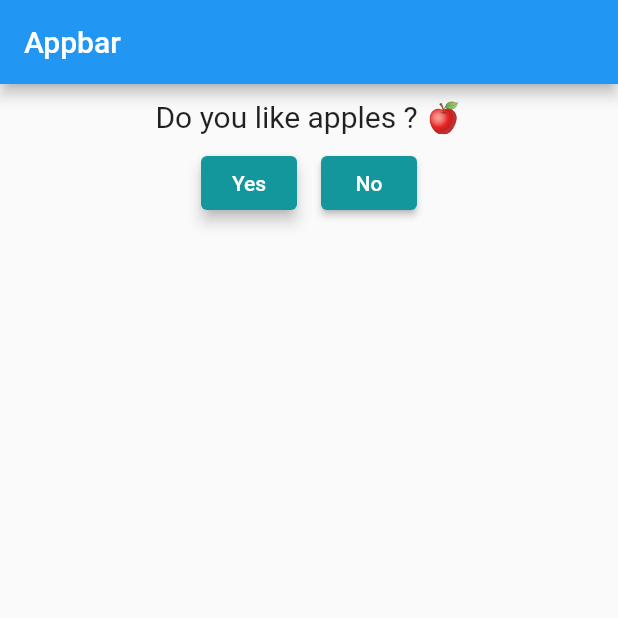
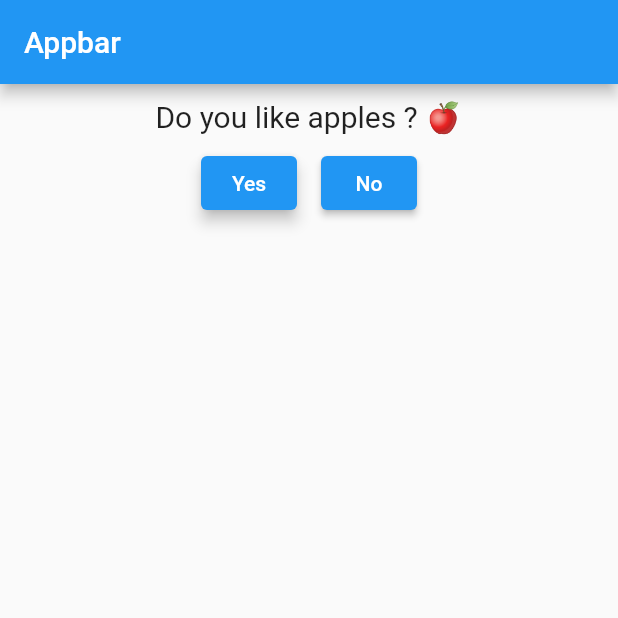
Before and after one commit to ajnart/flutter, a Flutter app: the screen it shows after launch, on a phone screen of 412 x 824 dp, the top half of it. Run offline on Flutter 3.47's test engine with Material 2 defaults, Android fonts, the phone set to English and light mode, and no system bars.

Commit message:
Using the variant color now instead of a defined color.

```diff
--- a/quizz/lib/main.dart
+++ b/quizz/lib/main.dart
@@ -48,7 +48,8 @@ class AppState extends State<App> {
                     padding: EdgeInsets.all(8.0),
                     child: ElevatedButton(
                       style: ButtonStyle(
-                        backgroundColor: MaterialStateProperty.all(Color(0xFF14979c)),
+                        backgroundColor: MaterialStateProperty.all(
+                            Theme.of(context).colorScheme.primaryVariant),
                       ),
                       onPressed: () => buttonPressed(
                           answers.elementAt(questionIndex).indexOf(i)),
```
